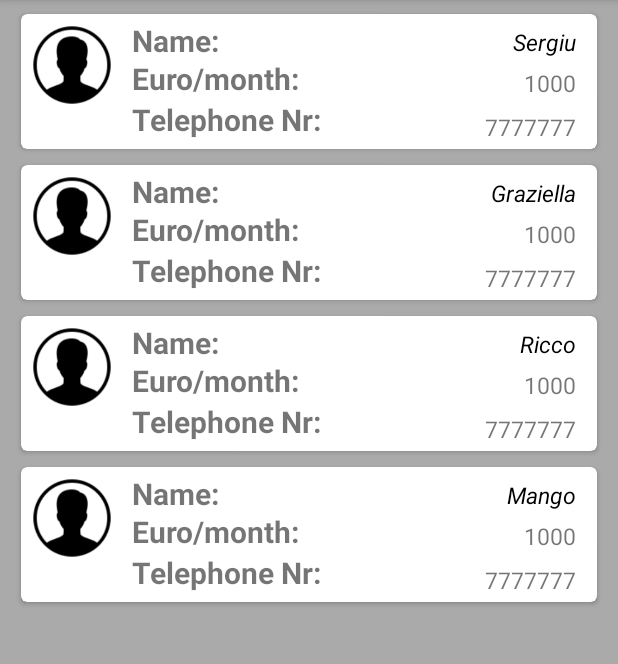
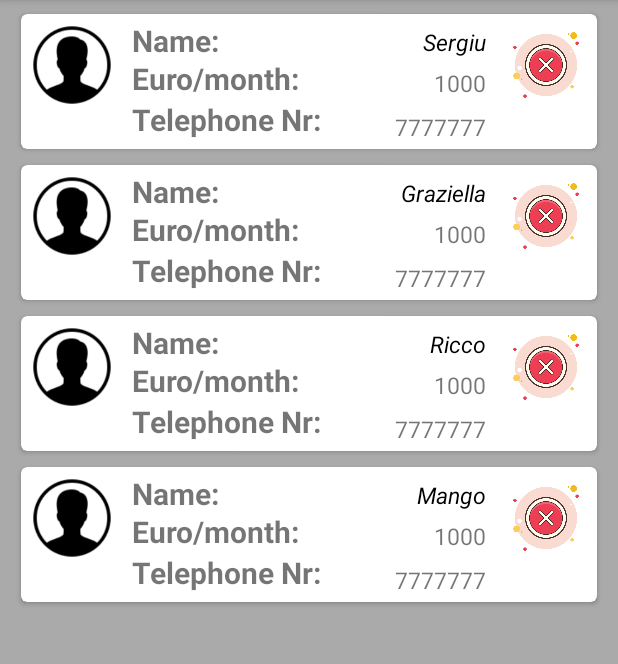
Before and after one commit to sergiunimat/OrderQuick, an Android app: the fragment EmployeesFragment shown on its own in the app's theme, on a phone screen of 412 x 824 dp, the part 84-748 px from its top. Run offline under Robolectric (Android 15) with nearby library versions, the phone set to English and light mode, and no system bars.

Commit message:
Admin Click delete button -done

```diff
--- a/app/src/main/java/com/example/orderquick/AdminEmployeAdapter.java
+++ b/app/src/main/java/com/example/orderquick/AdminEmployeAdapter.java
@@ -20,6 +20,7 @@ public class AdminEmployeAdapter extends RecyclerView.Adapter<AdminEmployeAdapte
     /*I: create interface*/
     public interface OnItemClickListener{
         void onItemClick(int position);
+        void onDeleteClick(int position);
     }
 
     public void setOnItemClickListener(OnItemClickListener listener){
@@ -32,6 +33,7 @@ public class AdminEmployeAdapter extends RecyclerView.Adapter<AdminEmployeAdapte
         public TextView empName;
         public TextView empTel;
         public TextView empWage;
+        public ImageView empImgViewDelete;
 
         public EmployeeViewHolder(@NonNull View itemView, final OnItemClickListener listener) {
             super(itemView);
@@ -39,6 +41,9 @@ public class AdminEmployeAdapter extends RecyclerView.Adapter<AdminEmployeAdapte
             empName = (TextView)itemView.findViewById(R.id.employee_name_text_view_id);
             empTel = (TextView)itemView.findViewById(R.id.employee_telephone_text_view_id);
             empWage = (TextView)itemView.findViewById(R.id.employee_wage_text_view_id);
+            empImgViewDelete = (ImageView)itemView.findViewById(R.id.employee_delete_image_view_id);
+
+
 
             itemView.setOnClickListener(new View.OnClickListener() {
                 @Override
@@ -49,6 +54,19 @@ public class AdminEmployeAdapter extends RecyclerView.Adapter<AdminEmployeAdapte
                         /*I: making sure that the position is valid*/
                         if (position!=RecyclerView.NO_POSITION){
                             listener.onItemClick(position);
+                        }
+                    }
+                }
+            });
+
+            /*I: the button that allows the user to delete directly*/
+            empImgViewDelete.setOnClickListener(new View.OnClickListener() {
+                @Override
+                public void onClick(View v) {
+                    if (listener!=null){
+                        int position = getAdapterPosition();
+                        if (position!=RecyclerView.NO_POSITION){
+                            listener.onDeleteClick(position);
                         }
                     }
                 }
@@ -77,6 +95,7 @@ public class AdminEmployeAdapter extends RecyclerView.Adapter<AdminEmployeAdapte
         holder.empName.setText(currentEmp.getEmpName());
         holder.empTel.setText(currentEmp.getEmpTel());
         holder.empWage.setText(currentEmp.getEmWage());
+        holder.empImgViewDelete.setImageResource(currentEmp.getDeleteImgSrc());
 
     }
 
--- a/app/src/main/java/com/example/orderquick/EmployeeViewModel.java
+++ b/app/src/main/java/com/example/orderquick/EmployeeViewModel.java
@@ -7,13 +7,23 @@ public class EmployeeViewModel {
     private String empName;
     private String empTel;
     private String emWage;
+    private int deleteImgSrc;
 
-    public EmployeeViewModel(int imgSrc, int empId, String empName, String empTel, String emWage) {
+    public EmployeeViewModel(int imgSrc, int empId, String empName, String empTel, String emWage,int deleteImgSrc) {
         this.imgSrc = imgSrc;
         this.empId = empId;
         this.empName = empName;
         this.empTel = empTel;
         this.emWage = emWage;
+        this.deleteImgSrc = deleteImgSrc;
+    }
+
+    public int getDeleteImgSrc() {
+        return deleteImgSrc;
+    }
+
+    public void setDeleteImgSrc(int deleteImgSrc) {
+        this.deleteImgSrc = deleteImgSrc;
     }
 
     public int getImgSrc() {
--- a/app/src/main/java/com/example/orderquick/EmployeesFragment.java
+++ b/app/src/main/java/com/example/orderquick/EmployeesFragment.java
@@ -38,10 +38,10 @@ public class EmployeesFragment extends Fragment {
 
 
         final ArrayList<EmployeeViewModel>employeeViewModels = new ArrayList<>();
-        employeeViewModels.add(new EmployeeViewModel(R.drawable.user,1,"Sergiu","7777777","1000"));
-        employeeViewModels.add(new EmployeeViewModel(R.drawable.user,12,"Graziella","7777777","1000"));
-        employeeViewModels.add(new EmployeeViewModel(R.drawable.user,13,"Ricco","7777777","1000"));
-        employeeViewModels.add(new EmployeeViewModel(R.drawable.user,14,"Mango","7777777","1000"));
+        employeeViewModels.add(new EmployeeViewModel(R.drawable.user,1,"Sergiu","7777777","1000",R.drawable.delete));
+        employeeViewModels.add(new EmployeeViewModel(R.drawable.user,12,"Graziella","7777777","1000",R.drawable.delete));
+        employeeViewModels.add(new EmployeeViewModel(R.drawable.user,13,"Ricco","7777777","1000",R.drawable.delete));
+        employeeViewModels.add(new EmployeeViewModel(R.drawable.user,14,"Mango","7777777","1000",R.drawable.delete));
 
 
         empRecycleView = (RecyclerView) view.findViewById(R.id.employee_customer_recycler_view_id);
@@ -58,6 +58,13 @@ public class EmployeesFragment extends Fragment {
                 EmployeeViewModel employeeViewModel = employeeViewModels.get(position);
                 Toast.makeText(view.getContext(),employeeViewModel.getEmpName() , Toast.LENGTH_SHORT).show();
             }
+
+            @Override
+            public void onDeleteClick(int position) {
+                /*I: here we handle the direct delete button click*/
+                EmployeeViewModel employeeViewModel = employeeViewModels.get(position);
+                Toast.makeText(view.getContext(),"DELETE ("+employeeViewModel.getEmpName()+") !" , Toast.LENGTH_SHORT).show();
+            }
         });
         // Inflate the layout for this fragment
         return view;
--- a/app/src/main/res/layout/employee_item.xml
+++ b/app/src/main/res/layout/employee_item.xml
@@ -20,6 +20,12 @@
             android:layout_width="60dp"
             android:layout_height="60dp"
             android:padding="2dp"/>
+        <ImageView
+            android:id="@+id/employee_delete_image_view_id"
+            android:layout_width="60dp"
+            android:layout_height="60dp"
+            android:layout_alignParentRight="true"
+            android:padding="2dp"/>
         <TextView
             android:id="@+id/namelbl_employee"
             android:layout_width="wrap_content"
@@ -40,7 +46,7 @@
             android:textStyle="italic"
             android:paddingTop="4dp"
             android:paddingRight="10dp"
-            android:layout_alignParentRight="true" />
+            android:layout_toLeftOf="@+id/employee_delete_image_view_id" />
         <TextView
             android:id="@+id/tellbl_employee"
             android:layout_below="@+id/orderlbl_employee"
@@ -61,7 +67,7 @@
             android:textSize="15dp"
             android:layout_below="@+id/orderlbl_employee"
             android:text="775672345"
-            android:layout_alignParentRight="true"
+            android:layout_toLeftOf="@+id/employee_delete_image_view_id"
             android:paddingRight="10dp"
             />
 
@@ -83,10 +89,10 @@
             android:layout_width="wrap_content"
             android:layout_height="wrap_content"
             android:layout_below="@+id/namelbl_employee"
-            android:layout_alignParentRight="true"
+            android:paddingRight="10dp"
             android:paddingTop="4dp"
             android:textSize="15dp"
-            android:paddingRight="10dp"
+            android:layout_toLeftOf="@+id/employee_delete_image_view_id"
             android:text="1000"
             />
 
```
Also changed, not shown: app/src/main/res/drawable-v24/delete.png (added).
